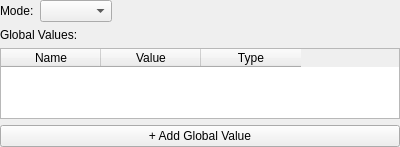
Qt form atef/ui/configuration_group_widget.ui (pcdshub/atef) before a commit.
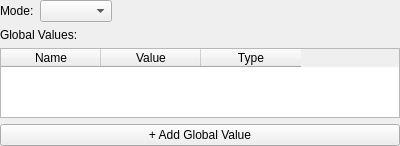
The same form after that commit.

Commit message: ENH: make the group table work

The edit to the form file:
```diff
--- a/atef/ui/configuration_group_widget.ui
+++ b/atef/ui/configuration_group_widget.ui
@@ -7,7 +7,7 @@
     <x>0</x>
     <y>0</y>
     <width>400</width>
-    <height>147</height>
+    <height>146</height>
    </rect>
   </property>
   <property name="windowTitle">
@@ -66,11 +66,23 @@
    <item>
     <widget class="QTableWidget" name="values_table">
      <property name="sizePolicy">
-      <sizepolicy hsizetype="Preferred" vsizetype="Preferred">
+      <sizepolicy hsizetype="Preferred" vsizetype="Fixed">
        <horstretch>0</horstretch>
        <verstretch>0</verstretch>
       </sizepolicy>
      </property>
+     <property name="minimumSize">
+      <size>
+       <width>0</width>
+       <height>70</height>
+      </size>
+     </property>
+     <property name="maximumSize">
+      <size>
+       <width>16777215</width>
+       <height>70</height>
+      </size>
+     </property>
      <column>
       <property name="text">
        <string>Name</string>
@@ -95,19 +107,6 @@
      </property>
     </widget>
    </item>
-   <item>
-    <spacer name="verticalSpacer">
-     <property name="orientation">
-      <enum>Qt::Vertical</enum>
-     </property>
-     <property name="sizeHint" stdset="0">
-      <size>
-       <width>20</width>
-       <height>40</height>
-      </size>
-     </property>
-    </spacer>
-   </item>
   </layout>
  </widget>
  <resources/>
```
The commit also changes 5 other files.
